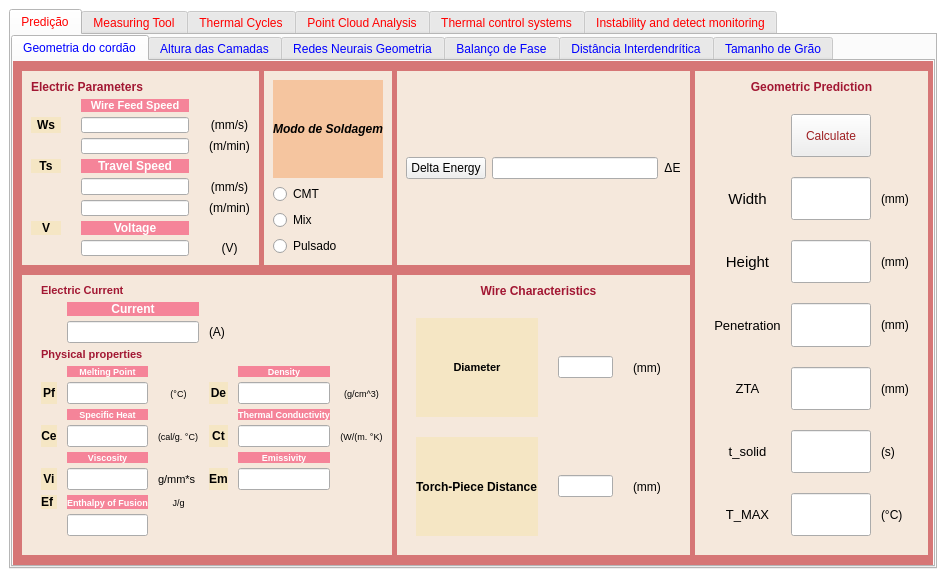
The window that AMS_ui.ui (NycFenix/A.M.S-Interface) describes before a commit, drawn with Qt 5.
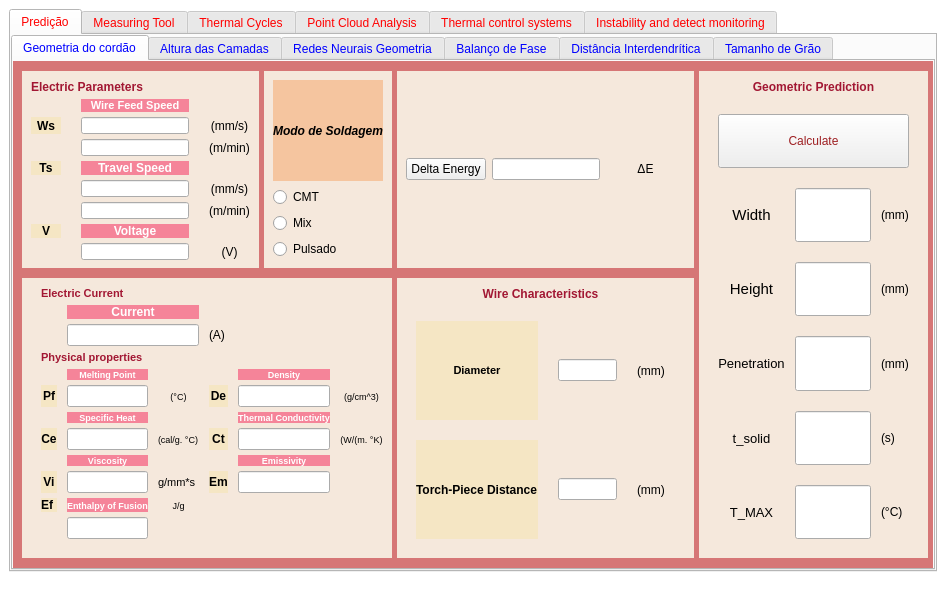
The same window after the commit. Icons and pictures are not drawn.

Commit message: Updated parameterdependencies on init

What changed in the file:
```diff
--- a/AMS_ui.ui
+++ b/AMS_ui.ui
@@ -7,7 +7,7 @@
     <x>0</x>
     <y>0</y>
     <width>946</width>
-    <height>585</height>
+    <height>591</height>
    </rect>
   </property>
   <property name="palette">
@@ -3765,6 +3765,12 @@
                 <layout class="QGridLayout" name="delta_e_layout" columnstretch="0,0,0,0">
                  <item row="1" column="3">
                   <widget class="QLabel" name="delta_e_label">
+                   <property name="sizePolicy">
+                    <sizepolicy hsizetype="Expanding" vsizetype="Preferred">
+                     <horstretch>0</horstretch>
+                     <verstretch>0</verstretch>
+                    </sizepolicy>
+                   </property>
                    <property name="text">
                     <string>ΔE</string>
                    </property>
@@ -3867,8 +3873,45 @@
                  <property name="verticalSpacing">
                   <number>20</number>
                  </property>
-                 <item row="3" column="3">
-                  <widget class="QLabel" name="height_measure">
+                 <item row="0" column="0" colspan="4">
+                  <widget class="QLabel" name="geometric_prediction_title">
+                   <property name="font">
+                    <font>
+                     <bold>true</bold>
+                     <kerning>true</kerning>
+                    </font>
+                   </property>
+                   <property name="layoutDirection">
+                    <enum>Qt::LayoutDirection::LeftToRight</enum>
+                   </property>
+                   <property name="text">
+                    <string>Geometric Prediction</string>
+                   </property>
+                   <property name="alignment">
+                    <set>Qt::AlignmentFlag::AlignCenter</set>
+                   </property>
+                  </widget>
+                 </item>
+                 <item row="6" column="1" colspan="2">
+                  <widget class="QLineEdit" name="Tmax">
+                   <property name="sizePolicy">
+                    <sizepolicy hsizetype="Expanding" vsizetype="Expanding">
+                     <horstretch>0</horstretch>
+                     <verstretch>0</verstretch>
+                    </sizepolicy>
+                   </property>
+                   <property name="font">
+                    <font>
+                     <pointsize>10</pointsize>
+                    </font>
+                   </property>
+                   <property name="alignment">
+                    <set>Qt::AlignmentFlag::AlignCenter</set>
+                   </property>
+                  </widget>
+                 </item>
+                 <item row="4" column="3">
+                  <widget class="QLabel" name="penetration_measure">
                    <property name="palette">
                     <palette>
                      <active>
@@ -3901,6 +3944,48 @@
                    </property>
                   </widget>
                  </item>
+                 <item row="3" column="0">
+                  <widget class="QLabel" name="height_label">
+                   <property name="palette">
+                    <palette>
+                     <active>
+                      <colorrole role="WindowText">
+                       <brush brushstyle="SolidPattern">
+                        <color alpha="255">
+                         <red>0</red>
+                         <green>0</green>
+                         <blue>0</blue>
+                        </color>
+                       </brush>
+                      </colorrole>
+                     </active>
+                     <inactive>
+                      <colorrole role="WindowText">
+                       <brush brushstyle="SolidPattern">
+                        <color alpha="255">
+                         <red>0</red>
+                         <green>0</green>
+                         <blue>0</blue>
+                        </color>
+                       </brush>
+                      </colorrole>
+                     </inactive>
+                     <disabled/>
+                    </palette>
+                   </property>
+                   <property name="font">
+                    <font>
+                     <pointsize>11</pointsize>
+                    </font>
+                   </property>
+                   <property name="text">
+                    <string>Height</string>
+                   </property>
+                   <property name="alignment">
+                    <set>Qt::AlignmentFlag::AlignCenter</set>
+                   </property>
+                  </widget>
+                 </item>
                  <item row="4" column="0">
                   <widget class="QLabel" name="penetration_label">
                    <property name="palette">
@@ -3943,7 +4028,90 @@
                    </property>
                   </widget>
                  </item>
+                 <item row="3" column="3">
+                  <widget class="QLabel" name="height_measure">
+                   <property name="palette">
+                    <palette>
+                     <active>
+                      <colorrole role="WindowText">
+                       <brush brushstyle="SolidPattern">
+                        <color alpha="255">
+                         <red>0</red>
+                         <green>0</green>
+                         <blue>0</blue>
+                        </color>
+                       </brush>
+                      </colorrole>
+                     </active>
+                     <inactive>
+                      <colorrole role="WindowText">
+                       <brush brushstyle="SolidPattern">
+                        <color alpha="255">
+                         <red>0</red>
+                         <green>0</green>
+                         <blue>0</blue>
+                        </color>
+                       </brush>
+                      </colorrole>
+                     </inactive>
+                     <disabled/>
+                    </palette>
+                   </property>
+                   <property name="text">
+                    <string>(mm)</string>
+                   </property>
+                  </widget>
+                 </item>
+                 <item row="2" column="3">
+                  <widget class="QLabel" name="width_measure">
+                   <property name="palette">
+                    <palette>
+                     <active>
+                      <colorrole role="WindowText">
+                       <brush brushstyle="SolidPattern">
+                        <color alpha="255">
+                         <red>0</red>
+                         <green>0</green>
+                         <blue>0</blue>
+                        </color>
+                       </brush>
+                      </colorrole>
+                     </active>
+                     <inactive>
+                      <colorrole role="WindowText">
+                       <brush brushstyle="SolidPattern">
+                        <color alpha="255">
+                         <red>0</red>
+                         <green>0</green>
+                         <blue>0</blue>
+                        </color>
+                       </brush>
+                      </colorrole>
+                     </inactive>
+                     <disabled/>
+                    </palette>
+                   </property>
+                   <property name="text">
+                    <string>(mm)</string>
+                   </property>
+                  </widget>
+                 </item>
                  <item row="6" column="0">
+                  <widget class="QLabel" name="Tmax_label">
+                   <property name="font">
+                    <font>
+                     <pointsize>10</pointsize>
+                    </font>
+                   </property>
+                   <property name="text">
+                    <string>T_MAX</string>
+                   </property>
+                   <property name="alignment">
+                    <set>Qt::AlignmentFlag::AlignCenter</set>
+                   </property>
+                  </widget>
+                 </item>
+                 <item row="5" column="0">
                   <widget class="QLabel" name="t_solid_label">
                    <property name="palette">
                     <palette>
@@ -3985,6 +4153,40 @@
                    </property>
                   </widget>
                  </item>
+                 <item row="5" column="3">
+                  <widget class="QLabel" name="t_solid_measure">
+                   <property name="palette">
+                    <palette>
+                     <active>
+                      <colorrole role="WindowText">
+                       <brush brushstyle="SolidPattern">
+                        <color alpha="255">
+                         <red>0</red>
+                         <green>0</green>
+                         <blue>0</blue>
+                        </color>
+                       </brush>
+                      </colorrole>
+                     </active>
+                     <inactive>
+                      <colorrole role="WindowText">
+                       <brush brushstyle="SolidPattern">
+                        <color alpha="255">
+                         <red>0</red>
+                         <green>0</green>
+                         <blue>0</blue>
+                        </color>
+                       </brush>
+                      </colorrole>
+                     </inactive>
+                     <disabled/>
+                    </palette>
+                   </property>
+                   <property name="text">
+                    <string>(s)</string>
+                   </property>
+                  </widget>
+                 </item>
                  <item row="2" column="0">
                   <widget class="QLabel" name="width_label">
                    <property name="palette">
@@ -4027,167 +4229,6 @@
                    </property>
                   </widget>
                  </item>
-                 <item row="3" column="0">
-                  <widget class="QLabel" name="height_label">
-                   <property name="palette">
-                    <palette>
-                     <active>
-                      <colorrole role="WindowText">
-                       <brush brushstyle="SolidPattern">
-                        <color alpha="255">
-                         <red>0</red>
-                         <green>0</green>
-                         <blue>0</blue>
-                        </color>
-                       </brush>
-                      </colorrole>
-                     </active>
-                     <inactive>
-                      <colorrole role="WindowText">
-                       <brush brushstyle="SolidPattern">
-                        <color alpha="255">
-                         <red>0</red>
-                         <green>0</green>
-                         <blue>0</blue>
-                        </color>
-                       </brush>
-                      </colorrole>
-                     </inactive>
-                     <disabled/>
-                    </palette>
-                   </property>
-                   <property name="font">
-                    <font>
-                     <pointsize>11</pointsize>
-                    </font>
-                   </property>
-                   <property name="text">
-                    <string>Height</string>
-                   </property>
-                   <property name="alignment">
-                    <set>Qt::AlignmentFlag::AlignCenter</set>
-                   </property>
-                  </widget>
-                 </item>
-                 <item row="1" column="1" colspan="2">
-                  <widget class="QPushButton" name="calculate_button">
-                   <property name="sizePolicy">
-                    <sizepolicy hsizetype="Expanding" vsizetype="Expanding">
-                     <horstretch>0</horstretch>
-                     <verstretch>0</verstretch>
-                    </sizepolicy>
-                   </property>
-                   <property name="minimumSize">
-                    <size>
-                     <width>0</width>
-                     <height>20</height>
-                    </size>
-                   </property>
-                   <property name="palette">
-                    <palette>
-                     <active>
-                      <colorrole role="WindowText">
-                       <brush brushstyle="SolidPattern">
-                        <color alpha="255">
-                         <red>158</red>
-                         <green>31</green>
-                         <blue>34</blue>
-                        </color>
-                       </brush>
-                      </colorrole>
-                      <colorrole role="ButtonText">
-                       <brush brushstyle="SolidPattern">
-                        <color alpha="255">
-                         <red>158</red>
-                         <green>31</green>
-                         <blue>34</blue>
-                        </color>
-                       </brush>
-                      </colorrole>
-                     </active>
-                     <inactive>
-                      <colorrole role="WindowText">
-                       <brush brushstyle="SolidPattern">
-                        <color alpha="255">
-                         <red>158</red>
-                         <green>31</green>
-                         <blue>34</blue>
-                        </color>
-                       </brush>
-                      </colorrole>
-                      <colorrole role="ButtonText">
-                       <brush brushstyle="SolidPattern">
-                        <color alpha="255">
-                         <red>158</red>
-                         <green>31</green>
-                         <blue>34</blue>
-                        </color>
-                       </brush>
-                      </colorrole>
-                     </inactive>
-                     <disabled/>
-                    </palette>
-                   </property>
-                   <property name="text">
-                    <string>Calculate</string>
-                   </property>
-                  </widget>
-                 </item>
-                 <item row="4" column="3">
-                  <widget class="QLabel" name="penetration_measure">
-                   <property name="palette">
-                    <palette>
-                     <active>
-                      <colorrole role="WindowText">
-                       <brush brushstyle="SolidPattern">
-                        <color alpha="255">
-                         <red>0</red>
-                         <green>0</green>
-                         <blue>0</blue>
-                        </color>
-                       </brush>
-                      </colorrole>
-                     </active>
-                     <inactive>
-                      <colorrole role="WindowText">
-                       <brush brushstyle="SolidPattern">
-                        <color alpha="255">
-                         <red>0</red>
-                         <green>0</green>
-                         <blue>0</blue>
-                        </color>
-                       </brush>
-                      </colorrole>
-                     </inactive>
-                     <disabled/>
-                    </palette>
-                   </property>
-                   <property name="text">
-                    <string>(mm)</string>
-                   </property>
-                  </widget>
-                 </item>
-                 <item row="6" column="1" colspan="2">
-                  <widget class="QLineEdit" name="t_solid">
-                   <property name="sizePolicy">
-                    <sizepolicy hsizetype="Expanding" vsizetype="Expanding">
-                     <horstretch>0</horstretch>
-                     <verstretch>0</verstretch>
-                    </sizepolicy>
-                   </property>
-                   <property name="font">
-                    <font>
-                     <pointsize>10</pointsize>
-                    </font>
-                   </property>
-                   <property name="alignment">
-                    <set>Qt::AlignmentFlag::AlignCenter</set>
-                   </property>
-                   <property name="readOnly">
-                    <bool>true</bool>
-                   </property>
-                  </widget>
-                 </item>
                  <item row="2" column="1" colspan="2">
                   <widget class="QLineEdit" name="width">
                    <property name="sizePolicy">
@@ -4210,24 +4251,10 @@
                    </property>
                   </widget>
                  </item>
-                 <item row="5" column="1" colspan="2">
-                  <widget class="QLineEdit" name="zta">
-                   <property name="sizePolicy">
-                    <sizepolicy hsizetype="Expanding" vsizetype="Expanding">
-                     <horstretch>0</horstretch>
-                     <verstretch>0</verstretch>
-                    </sizepolicy>
-                   </property>
-                   <property name="font">
-                    <font>
-                     <pointsize>10</pointsize>
-                    </font>
-                   </property>
-                   <property name="alignment">
-                    <set>Qt::AlignmentFlag::AlignCenter</set>
-                   </property>
-                   <property name="readOnly">
-                    <bool>true</bool>
+                 <item row="6" column="3">
+                  <widget class="QLabel" name="Tmax_measure">
+                   <property name="text">
+                    <string>(°C)</string>
                    </property>
                   </widget>
                  </item>
@@ -4247,46 +4274,25 @@
                    </property>
                   </widget>
                  </item>
-                 <item row="5" column="0">
-                  <widget class="QLabel" name="zta_label">
-                   <property name="palette">
-                    <palette>
-                     <active>
-                      <colorrole role="WindowText">
-                       <brush brushstyle="SolidPattern">
-                        <color alpha="255">
-                         <red>0</red>
-                         <green>0</green>
-                         <blue>0</blue>
-                        </color>
-                       </brush>
-                      </colorrole>
-                     </active>
-                     <inactive>
-                      <colorrole role="WindowText">
-                       <brush brushstyle="SolidPattern">
-                        <color alpha="255">
-                         <red>0</red>
-                         <green>0</green>
-                         <blue>0</blue>
-                        </color>
-                       </brush>
-                      </colorrole>
-                     </inactive>
-                     <disabled/>
-                    </palette>
+                 <item row="5" column="1" colspan="2">
+                  <widget class="QLineEdit" name="t_solid">
+                   <property name="sizePolicy">
+                    <sizepolicy hsizetype="Expanding" vsizetype="Expanding">
+                     <horstretch>0</horstretch>
+                     <verstretch>0</verstretch>
+                    </sizepolicy>
                    </property>
                    <property name="font">
                     <font>
                      <pointsize>10</pointsize>
                     </font>
                    </property>
-                   <property name="text">
-                    <string>ZTA</string>
-                   </property>
                    <property name="alignment">
                     <set>Qt::AlignmentFlag::AlignCenter</set>
                    </property>
+                   <property name="readOnly">
+                    <bool>true</bool>
+                   </property>
                   </widget>
                  </item>
                  <item row="4" column="1" colspan="2">
@@ -4305,164 +4311,67 @@
                    </property>
                   </widget>
                  </item>
-                 <item row="0" column="0" colspan="4">
-                  <widget class="QLabel" name="geometric_prediction_title">
-                   <property name="font">
-                    <font>
-                     <bold>true</bold>
-                     <kerning>true</kerning>
-                    </font>
-                   </property>
-                   <property name="layoutDirection">
-                    <enum>Qt::LayoutDirection::LeftToRight</enum>
-                   </property>
-                   <property name="text">
-                    <string>Geometric Prediction</string>
-                   </property>
-                   <property name="alignment">
-                    <set>Qt::AlignmentFlag::AlignCenter</set>
-                   </property>
-                  </widget>
-                 </item>
-                 <item row="6" column="3">
-                  <widget class="QLabel" name="t_solid_measure">
-                   <property name="palette">
-                    <palette>
-                     <active>
-                      <colorrole role="WindowText">
-                       <brush brushstyle="SolidPattern">
-                        <color alpha="255">
-                         <red>0</red>
-                         <green>0</green>
-                         <blue>0</blue>
-                        </color>
-                       </brush>
-                      </colorrole>
-                     </active>
-                     <inactive>
-                      <colorrole role="WindowText">
-                       <brush brushstyle="SolidPattern">
-                        <color alpha="255">
-                         <red>0</red>
-                         <green>0</green>
-                         <blue>0</blue>
-                        </color>
-                       </brush>
-                      </colorrole>
-                     </inactive>
-                     <disabled/>
-                    </palette>
-                   </property>
-                   <property name="text">
-                    <string>(s)</string>
-                   </property>
-                  </widget>
-                 </item>
-                 <item row="2" column="3">
-                  <widget class="QLabel" name="width_measure">
-                   <property name="palette">
-                    <palette>
-                     <active>
-                      <colorrole role="WindowText">
-                       <brush brushstyle="SolidPattern">
-                        <color alpha="255">
-                         <red>0</red>
-                         <green>0</green>
-                         <blue>0</blue>
-                        </color>
-                       </brush>
-                      </colorrole>
-                     </active>
-                     <inactive>
-                      <colorrole role="WindowText">
-                       <brush brushstyle="SolidPattern">
-                        <color alpha="255">
-                         <red>0</red>
-                         <green>0</green>
-                         <blue>0</blue>
-                        </color>
-                       </brush>
-                      </colorrole>
-                     </inactive>
-                     <disabled/>
-                    </palette>
-                   </property>
-                   <property name="text">
-                    <string>(mm)</string>
-                   </property>
-                  </widget>
-                 </item>
-                 <item row="5" column="3">
-                  <widget class="QLabel" name="zta_measure">
-                   <property name="palette">
-                    <palette>
-                     <active>
-                      <colorrole role="WindowText">
-                       <brush brushstyle="SolidPattern">
-                        <color alpha="255">
-                         <red>0</red>
-                         <green>0</green>
-                         <blue>0</blue>
-                        </color>
-                       </brush>
-                      </colorrole>
-                     </active>
-                     <inactive>
-                      <colorrole role="WindowText">
-                       <brush brushstyle="SolidPattern">
-                        <color alpha="255">
-                         <red>0</red>
-                         <green>0</green>
-                         <blue>0</blue>
-                        </color>
-                       </brush>
-                      </colorrole>
-                     </inactive>
-                     <disabled/>
-                    </palette>
-                   </property>
-                   <property name="text">
-                    <string>(mm)</string>
-                   </property>
-                  </widget>
-                 </item>
-                 <item row="7" column="1" colspan="2">
-                  <widget class="QLineEdit" name="Tmax">
+                 <item row="1" column="0" colspan="4">
+                  <widget class="QPushButton" name="calculate_button">
                    <property name="sizePolicy">
                     <sizepolicy hsizetype="Expanding" vsizetype="Expanding">
                      <horstretch>0</horstretch>
                      <verstretch>0</verstretch>
                     </sizepolicy>
                    </property>
-                   <property name="font">
-                    <font>
-                     <pointsize>10</pointsize>
-                    </font>
+                   <property name="minimumSize">
+                    <size>
+                     <width>0</width>
+                     <height>20</height>
+                    </size>
                    </property>
-                   <property name="alignment">
-                    <set>Qt::AlignmentFlag::AlignCenter</set>
+                   <property name="palette">
+                    <palette>
+                     <active>
+                      <colorrole role="WindowText">
+                       <brush brushstyle="SolidPattern">
+                        <color alpha="255">
+                         <red>158</red>
+                         <green>31</green>
+                         <blue>34</blue>
+                        </color>
+                       </brush>
+                      </colorrole>
+                      <colorrole role="ButtonText">
+                       <brush brushstyle="SolidPattern">
+                        <color alpha="255">
+                         <red>158</red>
+                         <green>31</green>
+                         <blue>34</blue>
+                        </color>
+                       </brush>
+                      </colorrole>
+                     </active>
+                     <inactive>
+                      <colorrole role="WindowText">
+                       <brush brushstyle="SolidPattern">
+                        <color alpha="255">
+                         <red>158</red>
+                         <green>31</green>
+                         <blue>34</blue>
+                        </color>
+                       </brush>
+                      </colorrole>
+                      <colorrole role="ButtonText">
+                       <brush brushstyle="SolidPattern">
+                        <color alpha="255">
+                         <red>158</red>
+                         <green>31</green>
+                         <blue>34</blue>
+                        </color>
+                       </brush>
+                      </colorrole>
+                     </inactive>
+                     <disabled/>
+                    </palette>
                    </property>
-                  </widget>
-                 </item>
-                 <item row="7" column="3">
-                  <widget class="QLabel" name="Tmax_measure">
                    <property name="text">
-                    <string>(°C)</string>
-                   </property>
-                  </widget>
-                 </item>
-                 <item row="7" column="0">
-                  <widget class="QLabel" name="Tmax_label">
-                   <property name="font">
-                    <font>
-                     <pointsize>10</pointsize>
-                    </font>
-                   </property>
-                   <property name="text">
-                    <string>T_MAX</string>
-                   </property>
-                   <property name="alignment">
-                    <set>Qt::AlignmentFlag::AlignCenter</set>
+                    <string>Calculate</string>
                    </property>
                   </widget>
                  </item>
```
The commit also changes 1 other file.
